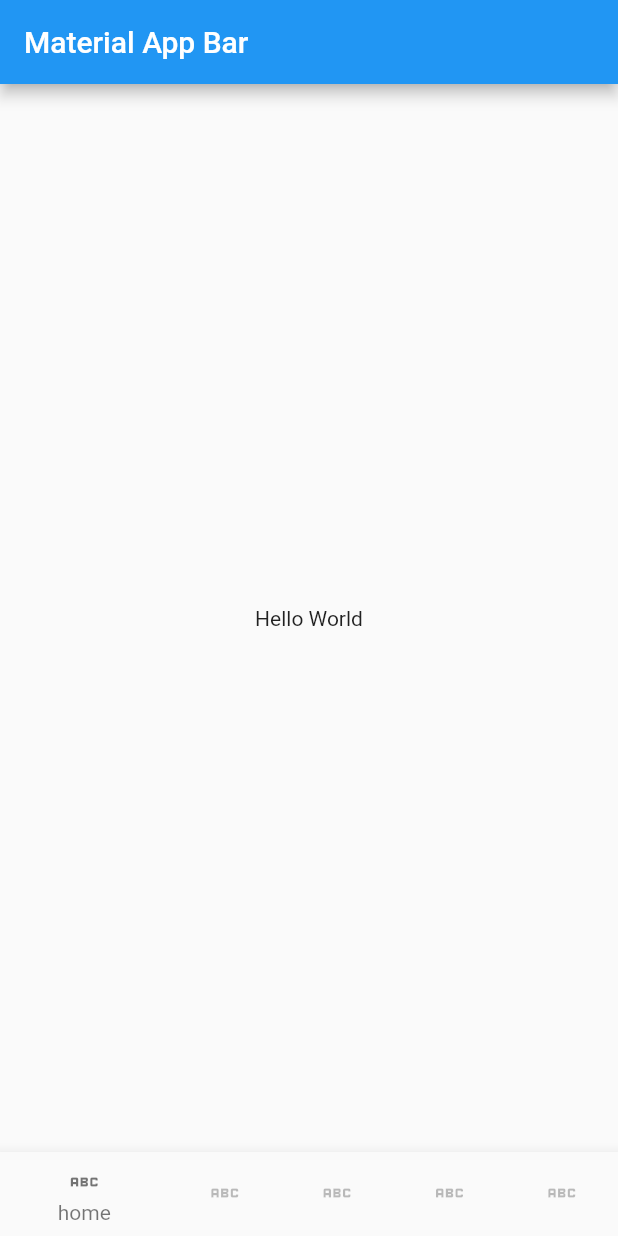
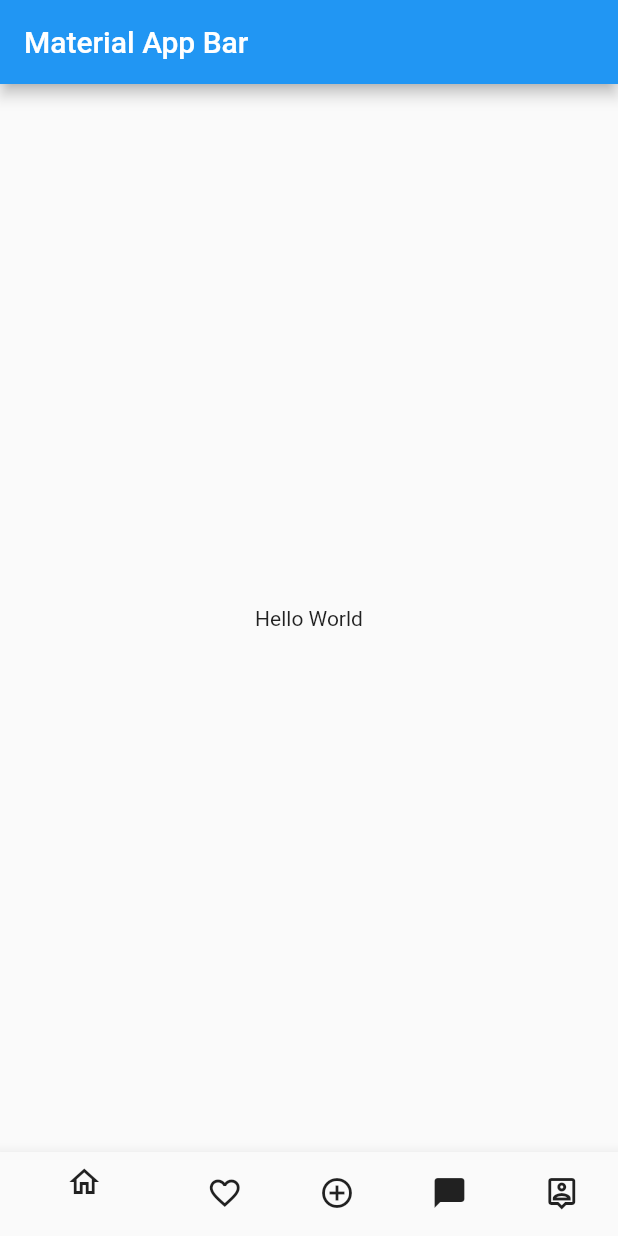
Before and after one commit to samarqandi/olx_analog, a Flutter app: the screen it shows after launch, on a phone screen of 412 x 824 dp. Run offline on Flutter 3.47's test engine with Material 2 defaults, Android fonts, the light colour scheme and no system bars.

Commit message:
bottom navigation bar in progress

```diff
--- a/lib/main.dart
+++ b/lib/main.dart
@@ -7,6 +7,7 @@ class MyApp extends StatelessWidget {
   Widget build(BuildContext context) {
     return MaterialApp(
       title: 'Material App',
+      debugShowCheckedModeBanner: false,
       home: Scaffold(
         bottomNavigationBar: BottomNavigationBar(
             unselectedItemColor: Colors.black26,
@@ -14,24 +15,39 @@ class MyApp extends StatelessWidget {
             backgroundColor: Colors.amber,
             items: const [
               BottomNavigationBarItem(
-                icon: Icon(Icons.abc),
-                label: 'home',
+                icon: Icon(
+                  Icons.home_outlined,
+                  color: Colors.black87,
+                ),
+                label: '',
               ),
               BottomNavigationBarItem(
-                icon: Icon(Icons.abc),
-                label: 'home',
+                icon: Icon(
+                  Icons.favorite_border,
+                  color: Colors.black87,
+                ),
+                label: '',
               ),
               BottomNavigationBarItem(
-                icon: Icon(Icons.abc),
-                label: 'home',
+                icon: Icon(
+                  Icons.add_circle_outline,
+                  color: Colors.black87,
+                ),
+                label: '',
               ),
               BottomNavigationBarItem(
-                icon: Icon(Icons.abc),
-                label: 'home',
+                icon: Icon(
+                  Icons.messenger,
+                  color: Colors.black87,
+                ),
+                label: '',
               ),
               BottomNavigationBarItem(
-                icon: Icon(Icons.abc),
-                label: 'home',
+                icon: Icon(
+                  Icons.person_pin_outlined,
+                  color: Colors.black87,
+                ),
+                label: '',
               ),
             ]),
         appBar: AppBar(
```
